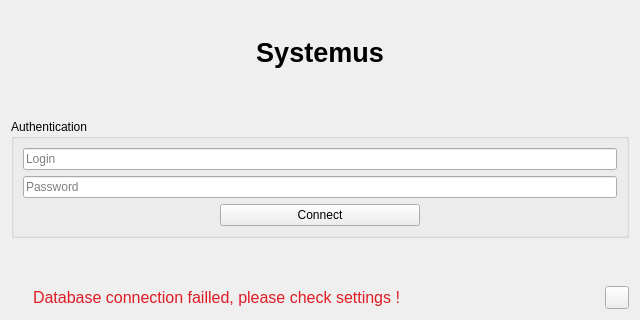
This is src/widgets/user/logindialog.ui in commander15/Systemus as Qt 5 draws it before an edit. The edited form follows.
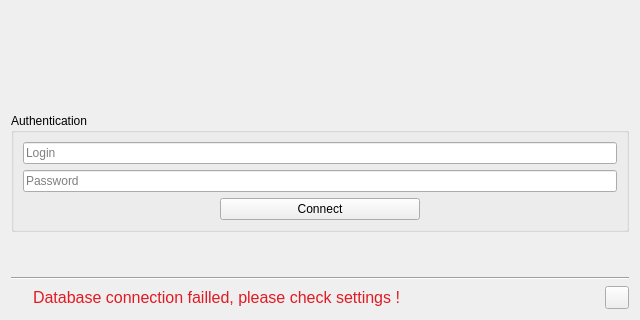
This is the edited form. Icons and pictures are not drawn.

Patch:
```diff
--- a/src/widgets/user/logindialog.ui
+++ b/src/widgets/user/logindialog.ui
@@ -26,13 +26,29 @@
    <string>Login</string>
   </property>
   <layout class="QVBoxLayout" name="verticalLayout">
+   <item>
+    <spacer name="verticalSpacer">
+     <property name="orientation">
+      <enum>Qt::Vertical</enum>
+     </property>
+     <property name="sizeType">
+      <enum>QSizePolicy::Fixed</enum>
+     </property>
+     <property name="sizeHint" stdset="0">
+      <size>
+       <width>20</width>
+       <height>16</height>
+      </size>
+     </property>
+    </spacer>
+   </item>
    <item>
     <widget class="QStackedWidget" name="stackedWidget">
      <property name="currentIndex">
       <number>0</number>
      </property>
      <widget class="QWidget" name="loginPage">
-      <layout class="QGridLayout" name="gridLayout" rowminimumheight="2,1,1,2,2,2">
+      <layout class="QGridLayout" name="gridLayout">
        <property name="leftMargin">
         <number>0</number>
        </property>
@@ -45,36 +61,78 @@
        <property name="bottomMargin">
         <number>0</number>
        </property>
-       <item row="1" column="0">
-        <widget class="QLabel" name="systemNameOutput">
-         <property name="font">
-          <font>
-           <pointsize>20</pointsize>
-           <bold>true</bold>
-          </font>
-         </property>
-         <property name="text">
-          <string>Systemus</string>
-         </property>
-         <property name="alignment">
-          <set>Qt::AlignCenter</set>
-         </property>
-        </widget>
-       </item>
-       <item row="5" column="0">
-        <spacer name="verticalSpacer_2">
-         <property name="orientation">
-          <enum>Qt::Vertical</enum>
-         </property>
-         <property name="sizeHint" stdset="0">
-          <size>
-           <width>20</width>
-           <height>40</height>
-          </size>
-         </property>
-        </spacer>
+       <item row="0" column="0">
+        <layout class="QHBoxLayout" name="horizontalLayout" stretch="1,0,1">
+         <item>
+          <spacer name="horizontalSpacer_3">
+           <property name="orientation">
+            <enum>Qt::Horizontal</enum>
+           </property>
+           <property name="sizeHint" stdset="0">
+            <size>
+             <width>250</width>
+             <height>20</height>
+            </size>
+           </property>
+          </spacer>
+         </item>
+         <item>
+          <widget class="QLabel" name="systemLogoOutput">
+           <property name="minimumSize">
+            <size>
+             <width>0</width>
+             <height>80</height>
+            </size>
+           </property>
+           <property name="maximumSize">
+            <size>
+             <width>320</width>
+             <height>80</height>
+            </size>
+           </property>
+           <property name="text">
+            <string/>
+           </property>
+           <property name="pixmap">
+            <pixmap resource="../resources/systemus_widgets_res.qrc">:/systemus/icons/systemus.png</pixmap>
+           </property>
+           <property name="scaledContents">
+            <bool>true</bool>
+           </property>
+           <property name="alignment">
+            <set>Qt::AlignCenter</set>
+           </property>
+          </widget>
+         </item>
+         <item>
+          <spacer name="horizontalSpacer_4">
+           <property name="orientation">
+            <enum>Qt::Horizontal</enum>
+           </property>
+           <property name="sizeHint" stdset="0">
+            <size>
+             <width>210</width>
+             <height>20</height>
+            </size>
+           </property>
+          </spacer>
+         </item>
+        </layout>
        </item>
        <item row="4" column="0">
+        <spacer name="verticalSpacer_2">
+         <property name="orientation">
+          <enum>Qt::Vertical</enum>
+         </property>
+         <property name="sizeHint" stdset="0">
+          <size>
+           <width>20</width>
+           <height>40</height>
+          </size>
+         </property>
+        </spacer>
+       </item>
+       <item row="3" column="0">
         <widget class="QGroupBox" name="authenticationGroup">
          <property name="title">
           <string>Authentication</string>
@@ -139,70 +197,12 @@
          </layout>
         </widget>
        </item>
-       <item row="0" column="0">
-        <layout class="QHBoxLayout" name="horizontalLayout" stretch="1,0,1">
-         <item>
-          <spacer name="horizontalSpacer_3">
-           <property name="orientation">
-            <enum>Qt::Horizontal</enum>
-           </property>
-           <property name="sizeHint" stdset="0">
-            <size>
-             <width>250</width>
-             <height>20</height>
-            </size>
-           </property>
-          </spacer>
-         </item>
-         <item>
-          <widget class="QLabel" name="systemLogoOutput">
-           <property name="maximumSize">
-            <size>
-             <width>64</width>
-             <height>64</height>
-            </size>
-           </property>
-           <property name="text">
-            <string/>
-           </property>
-           <property name="pixmap">
-            <pixmap resource="../resources/systemus_widgets_res.qrc">:/systemus/icons/login_icon.png</pixmap>
-           </property>
-           <property name="scaledContents">
-            <bool>true</bool>
-           </property>
-           <property name="alignment">
-            <set>Qt::AlignCenter</set>
-           </property>
-          </widget>
-         </item>
-         <item>
-          <spacer name="horizontalSpacer_4">
-           <property name="orientation">
-            <enum>Qt::Horizontal</enum>
-           </property>
-           <property name="sizeHint" stdset="0">
-            <size>
-             <width>210</width>
-             <height>20</height>
-            </size>
-           </property>
-          </spacer>
-         </item>
-        </layout>
-       </item>
-       <item row="2" column="0">
-        <spacer name="verticalSpacer">
+       <item row="5" column="0">
+        <widget class="Line" name="line_3">
          <property name="orientation">
-          <enum>Qt::Vertical</enum>
+          <enum>Qt::Horizontal</enum>
          </property>
-         <property name="sizeHint" stdset="0">
-          <size>
-           <width>20</width>
-           <height>40</height>
-          </size>
-         </property>
-        </spacer>
+        </widget>
        </item>
       </layout>
      </widget>
```
Left out of the diff: 10 changed lines with no effect on the pictures.
